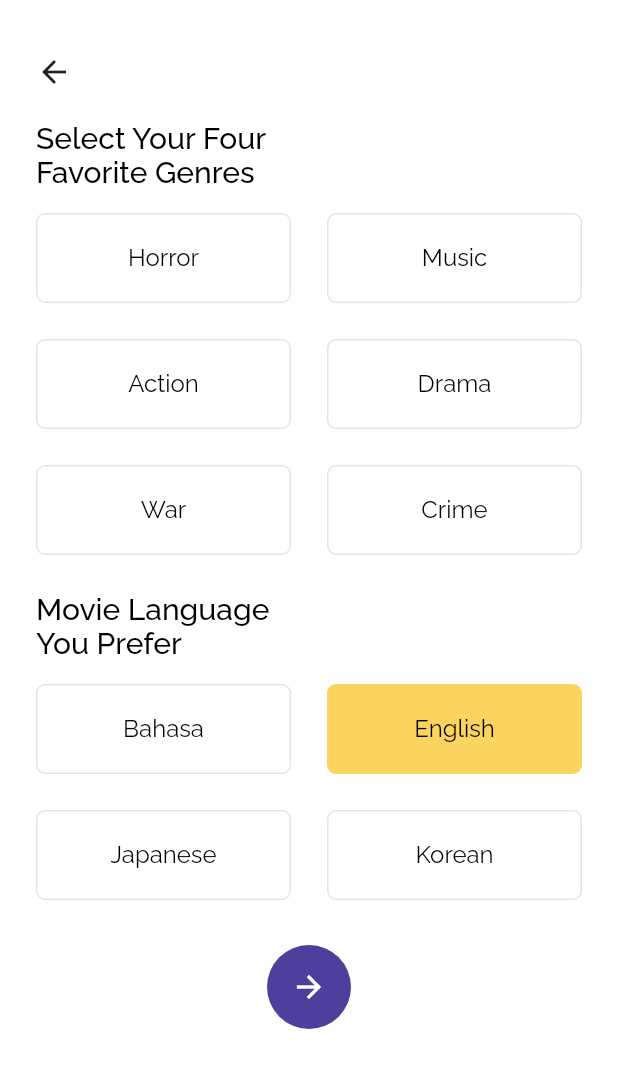
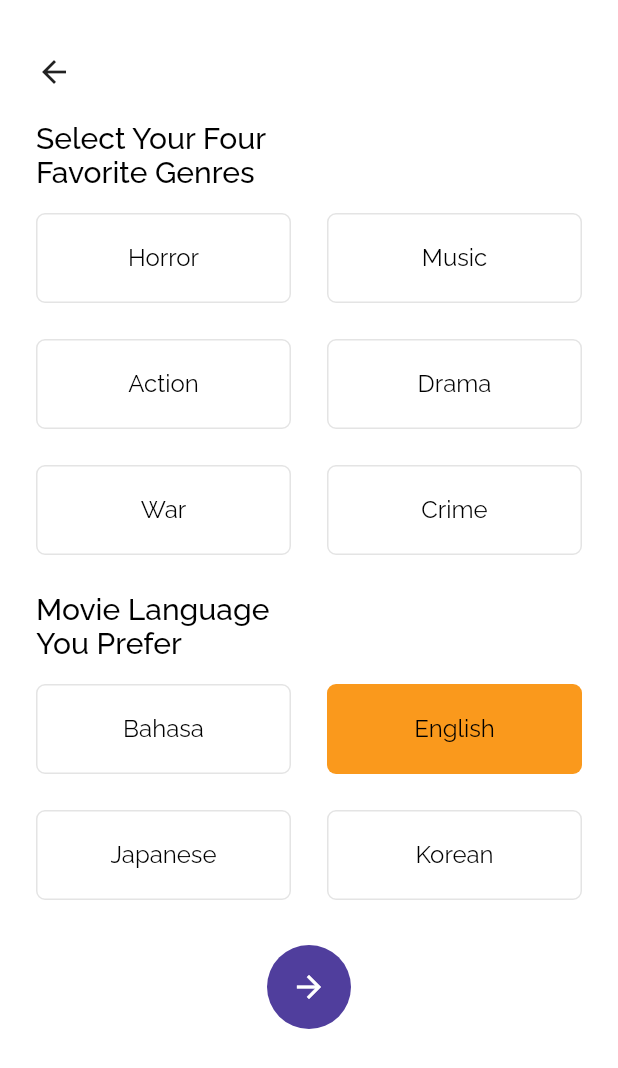
Before and after one commit to syaiful919/flutter-tiket-nonton, a Flutter app: the PreferencesPage screen opened directly with empty values, on a phone screen of 412 x 824 dp. Shown: the top 1068 px of the screen. Run offline on Flutter 3.47's test engine with Material 2 defaults, Android fonts, the phone set to English and light mode, and no system bars; our stand-ins replace bloc, cloud_firestore, email_validator, equatable, firebase_auth, firebase_storage and 8 more; accounts and stored records are empty; network calls fail.

Commit message:
change theme

```diff
--- a/lib/shared/theme.dart
+++ b/lib/shared/theme.dart
@@ -1,9 +1,11 @@
 part of 'shared.dart';
 
 const double defaultMargin = 24;
-Color mainColor = Color(0xFF503E9D);
-Color accentColor1 = Color(0xFF2C1F63);
-Color accentColor2 = Color(0xFFFBD460);
+Color mainColor = Color(0xFF1c768f);
+Color secondaryColor = Color(0xFF503E9D);
+
+Color accentColor1 = Color(0xFF032539);
+Color accentColor2 = Color(0xFFfa991c);
 Color accentColor3 = Color(0xFFADADAD);
 
 TextStyle blackText = GoogleFonts.raleway()
--- a/lib/ui/pages/main_page.dart
+++ b/lib/ui/pages/main_page.dart
@@ -57,7 +57,7 @@ class _MainPageState extends State<MainPage> {
             margin: EdgeInsets.only(bottom: 42),
             child: FloatingActionButton(
               elevation: 0,
-              backgroundColor: accentColor2,
+              backgroundColor: Color(0xFFFBD460),
               child: SizedBox(
                 height: 26,
                 width: 26,
@@ -90,7 +90,7 @@ class _MainPageState extends State<MainPage> {
             child: BottomNavigationBar(
               elevation: 0,
               backgroundColor: Colors.transparent,
-              selectedItemColor: mainColor,
+              selectedItemColor: secondaryColor,
               unselectedItemColor: Color(0xFFE5E5E5),
               currentIndex: bottomNavBarIndex,
               onTap: (index) {
--- a/lib/ui/pages/movie.dart
+++ b/lib/ui/pages/movie.dart
@@ -30,8 +30,7 @@ class MoviePage extends StatelessWidget {
                       padding: EdgeInsets.all(5),
                       decoration: BoxDecoration(
                           shape: BoxShape.circle,
-                          border:
-                              Border.all(color: Color(0xFF5F558B), width: 1)),
+                          border: Border.all(color: accentColor3, width: 1)),
                       child: Stack(
                         children: <Widget>[
                           SpinKitFadingCircle(
--- a/lib/ui/pages/preferences.dart
+++ b/lib/ui/pages/preferences.dart
@@ -82,7 +82,7 @@ class _PreferencesPageState extends State<PreferencesPage> {
                   Center(
                       child: FloatingActionButton(
                     elevation: 0,
-                    backgroundColor: mainColor,
+                    backgroundColor: secondaryColor,
                     child: Icon(Icons.arrow_forward),
                     onPressed: () {
                       if (selectedGenres.length != 4) {
--- a/lib/ui/pages/profile_page.dart
+++ b/lib/ui/pages/profile_page.dart
@@ -259,11 +259,11 @@ class _ProfilePageState extends State<ProfilePage> {
                                   children: <Widget>[
                                     Container(
                                       margin: EdgeInsets.fromLTRB(5, 3, 9, 3),
-                                      color: accentColor2,
+                                      color: Color(0xFFFBD460),
                                     ),
                                     Icon(
                                       MdiIcons.logout,
-                                      color: mainColor,
+                                      color: secondaryColor,
                                       size: 24,
                                     ),
                                   ],
--- a/lib/ui/pages/sign_in.dart
+++ b/lib/ui/pages/sign_in.dart
@@ -162,7 +162,8 @@ class _SignInPageState extends State<SignInPage> {
                             )
                           ],
                         ),
-                      )
+                      ),
+                      SizedBox(height: 16),
                     ],
                   )
                 ],
--- a/lib/ui/pages/ticket_page.dart
+++ b/lib/ui/pages/ticket_page.dart
@@ -84,7 +84,7 @@ class _TicketPageState extends State<TicketPage> {
                                   fontSize: 16,
                                   color: !isExpiredTickets
                                       ? Colors.white
-                                      : Color(0xFF6F678E)),
+                                      : Colors.grey),
                             ),
                           ),
                           SizedBox(
@@ -113,7 +113,7 @@ class _TicketPageState extends State<TicketPage> {
                                   fontSize: 16,
                                   color: isExpiredTickets
                                       ? Colors.white
-                                      : Color(0xFF6F678E)),
+                                      : Colors.grey),
                             ),
                           ),
                           SizedBox(
--- a/lib/ui/pages/wallet_page.dart
+++ b/lib/ui/pages/wallet_page.dart
@@ -57,7 +57,7 @@ class WalletPage extends StatelessWidget {
                                 margin: EdgeInsets.symmetric(vertical: 20),
                                 decoration: BoxDecoration(
                                     borderRadius: BorderRadius.circular(15),
-                                    color: Color(0xFF382A74),
+                                    color: mainColor,
                                     boxShadow: [
                                       BoxShadow(
                                           color: Colors.black26,
--- a/lib/ui/widgets/money_card.dart
+++ b/lib/ui/widgets/money_card.dart
@@ -31,8 +31,10 @@ class MoneyCard extends StatelessWidget {
           children: <Widget>[
             Text(
               "IDR",
-              style:
-                  greyText.copyWith(fontSize: 16, fontWeight: FontWeight.w400),
+              style: TextStyle(
+                  fontSize: 16,
+                  fontWeight: FontWeight.w400,
+                  color: isSelected ? Colors.black : accentColor3),
             ),
             SizedBox(
               height: 6,
```
Also changed, not shown: lib/ui/pages/sign_up.dart (+4 -3 lines), assets/logo.png.
